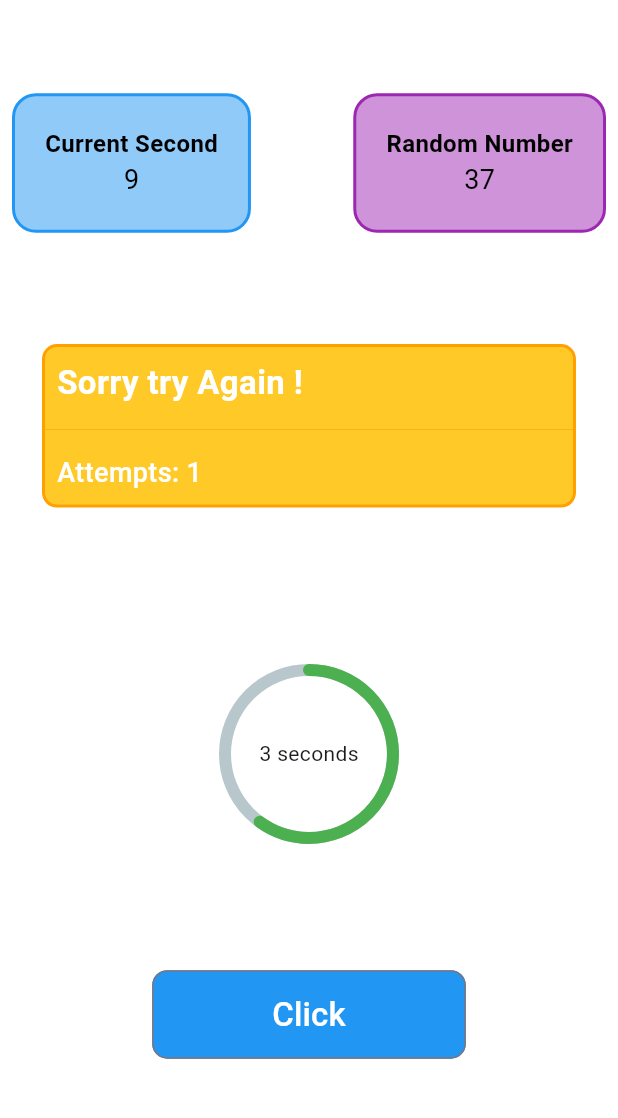
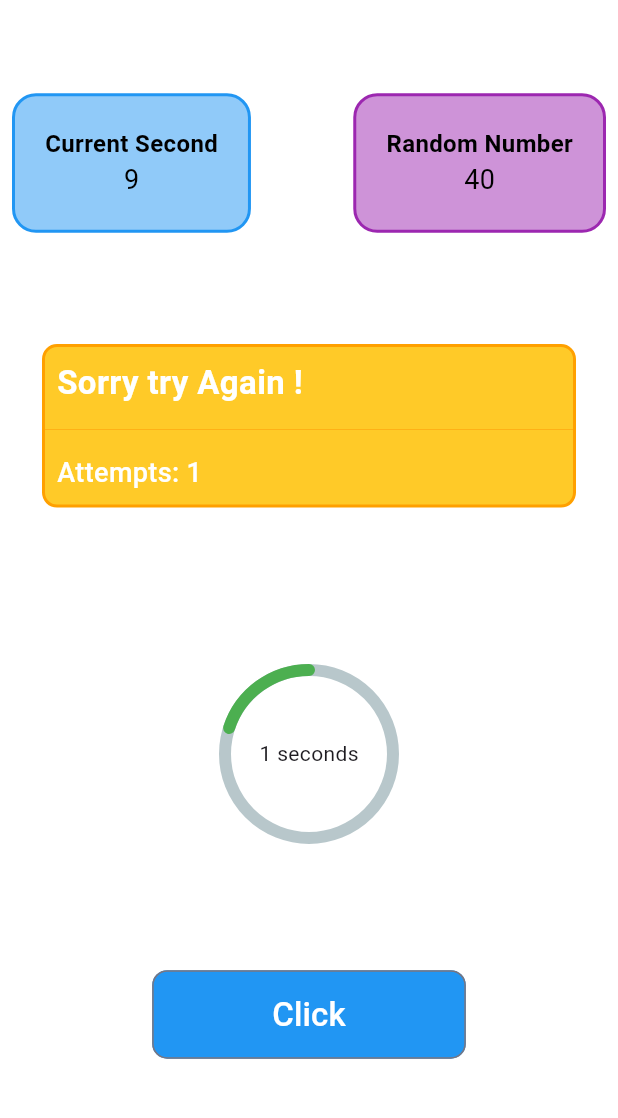
Before and after one commit to SaileshVerma/timezy, a Flutter app: the screen it shows after launch, after a tap on "Click", on a phone screen of 412 x 824 dp, the part 84-1202 px from its top. Run offline on Flutter 3.47's test engine with Material 3 defaults, Android fonts, the phone set to English and light mode, and no system bars; drawn by our look-alikes of percent_indicator; our stand-ins replace hooks_riverpod.

Commit message:
added timer to progress bar

```diff
--- a/lib/screens/home_page/widgets/random_number_text_card.dart
+++ b/lib/screens/home_page/widgets/random_number_text_card.dart
@@ -1,4 +1,5 @@
 import 'package:flutter/material.dart';
+import 'package:timezy/utils/random_number_geenrator.dart';
 
 class RandomNumberCard extends StatelessWidget {
   const RandomNumberCard({
@@ -17,11 +18,11 @@ class RandomNumberCard extends StatelessWidget {
           width: 2,
         ),
       ),
-      child: const Column(
+      child: Column(
         mainAxisAlignment: MainAxisAlignment.center,
         crossAxisAlignment: CrossAxisAlignment.center,
         children: [
-          Text(
+          const Text(
             'Random Number',
             style: TextStyle(
               color: Colors.black,
@@ -30,8 +31,8 @@ class RandomNumberCard extends StatelessWidget {
             ),
           ),
           Text(
-            '37',
-            style: TextStyle(
+            '${randomNumberGenerator()}',
+            style: const TextStyle(
               color: Colors.black,
               fontSize: 18,
               fontWeight: FontWeight.w400,
--- a/lib/screens/home_page/widgets/time_left_progress_bar.dart
+++ b/lib/screens/home_page/widgets/time_left_progress_bar.dart
@@ -1,19 +1,49 @@
+import 'dart:async';
+
 import 'package:flutter/material.dart';
 import 'package:percent_indicator/circular_percent_indicator.dart';
 
-class TimeLeftProgressBar extends StatelessWidget {
+class TimeLeftProgressBar extends StatefulWidget {
   const TimeLeftProgressBar({
     super.key,
   });
+
+  @override
+  State<TimeLeftProgressBar> createState() => _TimeLeftProgressBarState();
+}
+
+class _TimeLeftProgressBarState extends State<TimeLeftProgressBar> {
+  int currentSecond = 5;
+
+  updateCurrentTime() {
+    setState(() {
+      currentSecond--;
+    });
+    if (currentSecond == 0) {
+      setState(() {
+        currentSecond = 5;
+      });
+    }
+  }
+
+  @override
+  void initState() {
+    Timer.periodic(const Duration(seconds: 1), (timer) {
+      updateCurrentTime();
+    });
+    super.initState();
+  }
 
   @override
   Widget build(BuildContext context) {
     return CircularPercentIndicator(
       radius: 60.0,
       lineWidth: 8.0,
-      percent: 0.6,
+      reverse: true,
+      curve: Curves.easeIn,
+      percent: ((currentSecond / 5)),
       circularStrokeCap: CircularStrokeCap.round,
-      center: const Text("3 seconds"),
+      center: Text("${currentSecond} seconds"),
       progressColor: Colors.green,
     );
   }
```
